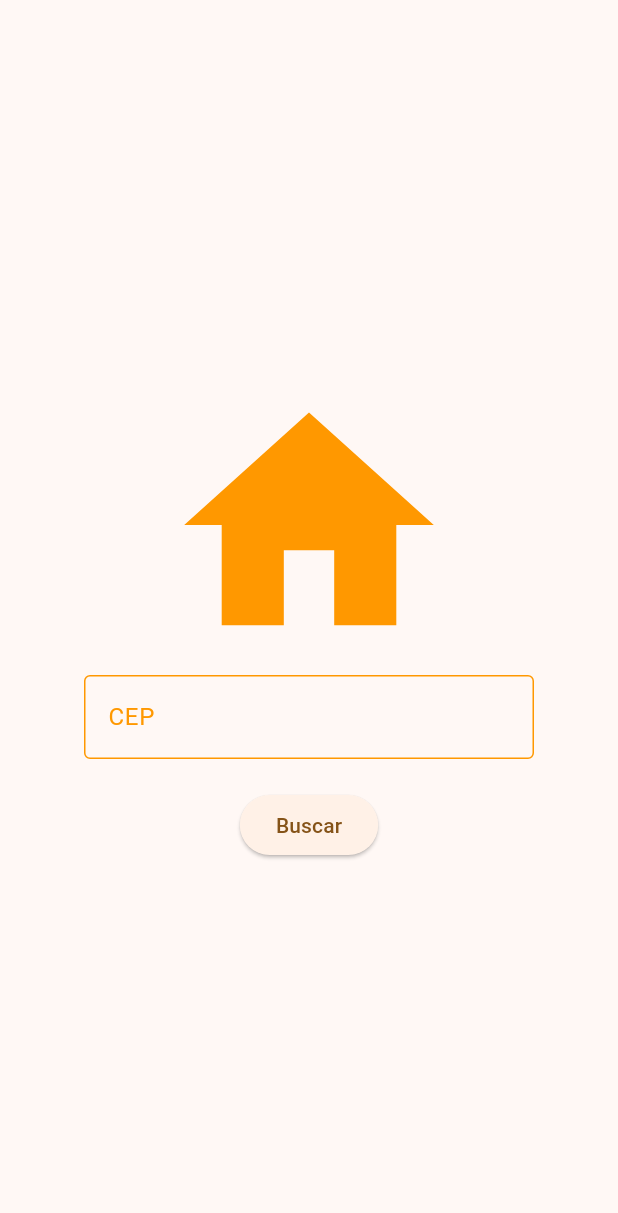
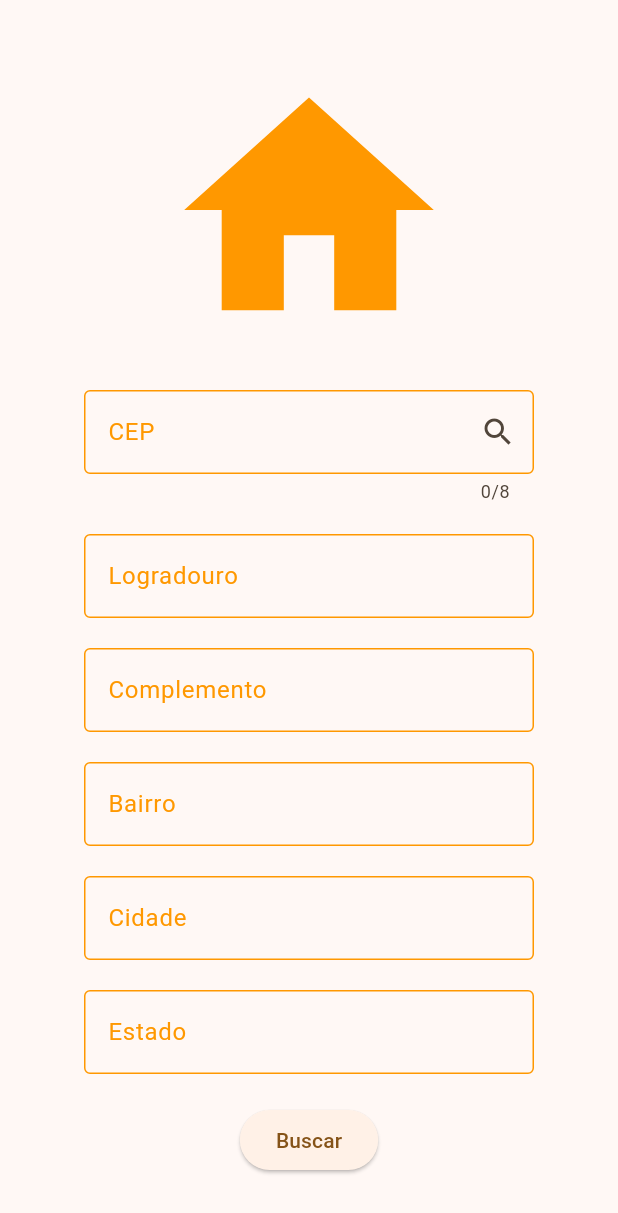
Before and after one commit to douglasrbalbino/flutter_viacep, a Flutter app: the screen it shows after launch, on a phone screen of 412 x 824 dp. Shown: the top 1213 px of the screen. Run offline on Flutter 3.47's test engine with Material 3 defaults, Android fonts, the phone set to English and light mode, and no system bars.

```diff
--- a/lib/Pages/home_page.dart
+++ b/lib/Pages/home_page.dart
@@ -1,28 +1,82 @@
 import 'package:flutter/material.dart';
+import 'package:flutter/services.dart';
+import 'package:flutter_application_3/Models/endereco.dart';
+import 'package:flutter_application_3/Services/via_cep_services.dart';
 
 class MyHomePage extends StatefulWidget {
-  const MyHomePage({super.key, required this.title});
-
-  final String title;
+  const MyHomePage({super.key});
 
   @override
   State<MyHomePage> createState() => _MyHomePageState();
 }
 
 class _MyHomePageState extends State<MyHomePage> {
+  TextEditingController controllerCep = TextEditingController();
+  TextEditingController controllerLogradouro = TextEditingController();
+  TextEditingController controllerComplemento = TextEditingController();
+  TextEditingController controllerBairro = TextEditingController();
+  TextEditingController controllerCidade = TextEditingController();
+  TextEditingController controllerEstado = TextEditingController();
+  Endereco? endereco; // Variável podereceber null
+
+  ViaCepServices viaCepServices = ViaCepServices();
+
+  Future<void> buscarCep(String Cep) async {
+    Endereco? response = await viaCepServices.buscarEndereco(Cep);
+
+    if (response?.localidade == null) {
+      showDialog(
+        context: context,
+        builder: (context) {
+          return AlertDialog(
+            icon: Icon(Icons.warning),
+            title: Text("Atenção"),
+            content: Text("CEP não encontrado."),
+          );
+        },
+      );
+      return;
+    }
+
+    setState(() {
+      endereco = response;
+    });
+
+    setControllersCep(endereco!);
+  }
+
+  void setControllersCep(Endereco endereco) {
+    controllerLogradouro.text = endereco.logradouro!;
+    controllerComplemento.text = endereco.complemento!;
+    controllerBairro.text = endereco.bairro!;
+    controllerCidade.text = endereco.localidade!;
+    controllerEstado.text = endereco.estado!;
+  }
+
   @override
   Widget build(BuildContext context) {
     return Scaffold(
       body: Center(
         child: Column(
+          spacing: 20,
           mainAxisAlignment: MainAxisAlignment.center,
           children: [
             Icon(Icons.home, size: 200, color: Colors.orange),
             SizedBox(
               width: 300,
               child: TextField(
+                controller: controllerCep,
+                maxLength: 8,
+                inputFormatters: [FilteringTextInputFormatter.digitsOnly],
+                keyboardType: TextInputType.number,
                 style: TextStyle(color: Colors.orange),
                 decoration: InputDecoration(
+                  suffixIcon: IconButton(
+                    onPressed: () {
+                      buscarCep(controllerCep.text);
+                    },
+                    icon: Icon(Icons.search),
+                  ),
                   enabledBorder: OutlineInputBorder(
                     borderSide: BorderSide(color: Colors.orange),
                   ),
@@ -38,7 +92,111 @@ class _MyHomePageState extends State<MyHomePage> {
               ),
             ),
 
-            SizedBox(height: 20),
+            SizedBox(
+              width: 300,
+              child: TextField(
+                controller: controllerLogradouro,
+                style: TextStyle(color: Colors.orange),
+                decoration: InputDecoration(
+                  enabledBorder: OutlineInputBorder(
+                    borderSide: BorderSide(color: Colors.orange),
+                  ),
+                  focusedBorder: OutlineInputBorder(
+                    borderSide: BorderSide(color: Colors.orange),
+                  ),
+                  border: OutlineInputBorder(
+                    borderSide: BorderSide(color: Colors.orange, width: 5),
+                  ),
+                  labelText: "Logradouro",
+                  labelStyle: TextStyle(color: Colors.orange),
+                ),
+              ),
+            ),
+
+            SizedBox(
+              width: 300,
+              child: TextField(
+                controller: controllerComplemento,
+                style: TextStyle(color: Colors.orange),
+                decoration: InputDecoration(
+                  enabledBorder: OutlineInputBorder(
+                    borderSide: BorderSide(color: Colors.orange),
+                  ),
+                  focusedBorder: OutlineInputBorder(
+                    borderSide: BorderSide(color: Colors.orange),
+                  ),
+                  border: OutlineInputBorder(
+                    borderSide: BorderSide(color: Colors.orange, width: 5),
+                  ),
+                  labelText: "Complemento",
+                  labelStyle: TextStyle(color: Colors.orange),
+                ),
+              ),
+            ),
+
+            SizedBox(
+              width: 300,
+              child: TextField(
+                controller: controllerBairro,
+                style: TextStyle(color: Colors.orange),
+                decoration: InputDecoration(
+                  enabledBorder: OutlineInputBorder(
+                    borderSide: BorderSide(color: Colors.orange),
+                  ),
+                  focusedBorder: OutlineInputBorder(
+                    borderSide: BorderSide(color: Colors.orange),
+                  ),
+                  border: OutlineInputBorder(
+                    borderSide: BorderSide(color: Colors.orange, width: 5),
+                  ),
+                  labelText: "Bairro",
+                  labelStyle: TextStyle(color: Colors.orange),
+                ),
+              ),
+            ),
+
+            SizedBox(
+              width: 300,
+              child: TextField(
+                controller: controllerCidade,
+                style: TextStyle(color: Colors.orange),
+                decoration: InputDecoration(
+                  enabledBorder: OutlineInputBorder(
+                    borderSide: BorderSide(color: Colors.orange),
+                  ),
+                  focusedBorder: OutlineInputBorder(
+                    borderSide: BorderSide(color: Colors.orange),
+                  ),
+                  border: OutlineInputBorder(
+                    borderSide: BorderSide(color: Colors.orange, width: 5),
+                  ),
+                  labelText: "Cidade",
+                  labelStyle: TextStyle(color: Colors.orange),
+                ),
+              ),
+            ),
+
+            SizedBox(
+              width: 300,
+              child: TextField(
+                controller: controllerEstado,
+                style: TextStyle(color: Colors.orange),
+                decoration: InputDecoration(
+                  enabledBorder: OutlineInputBorder(
+                    borderSide: BorderSide(color: Colors.orange),
+                  ),
+                  focusedBorder: OutlineInputBorder(
+                    borderSide: BorderSide(color: Colors.orange),
+                  ),
+                  border: OutlineInputBorder(
+                    borderSide: BorderSide(color: Colors.orange, width: 5),
+                  ),
+                  labelText: "Estado",
+                  labelStyle: TextStyle(color: Colors.orange),
+                ),
+              ),
+            ),
+
             ElevatedButton(onPressed: () {}, child: Text("Buscar")),
           ],
         ),
--- a/lib/Services/via_cep_services.dart
+++ b/lib/Services/via_cep_services.dart
@@ -19,5 +19,6 @@ class ViaCepServices {
 
       return endereco;
     }
+    return null;
   }
 }
--- a/lib/app.dart
+++ b/lib/app.dart
@@ -12,7 +12,7 @@ class ViaCepApi extends StatelessWidget {
       theme: ThemeData(
         colorScheme: ColorScheme.fromSeed(seedColor: Colors.orange),
       ),
-      home: const MyHomePage(title: 'Via CEP APi'),
+      home: const MyHomePage(),
     );
   }
 }
```
